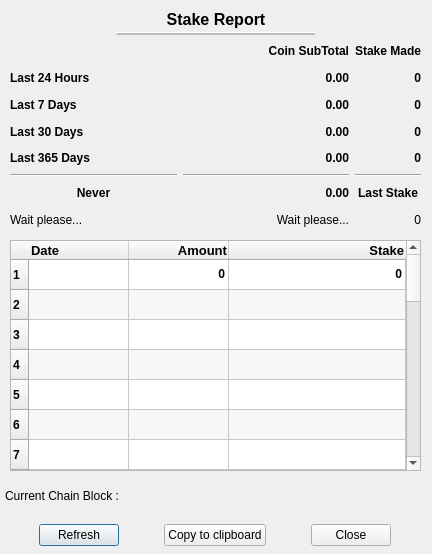
Before: the Qt Designer form src/qt/forms/stakereportdialog.ui in sherlockcoin/navajocoin, drawn with Qt 5.
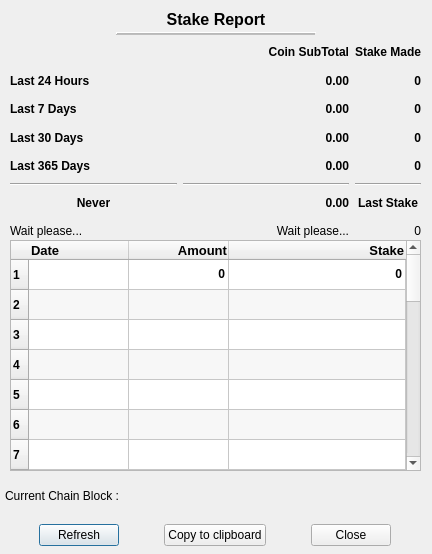
After: the same form once the commit is applied.

Commit message: Fix: Locked Stake Report Dialog Size

Diff of the .ui file:
```diff
--- a/src/qt/forms/stakereportdialog.ui
+++ b/src/qt/forms/stakereportdialog.ui
@@ -10,6 +10,18 @@
     <height>554</height>
    </rect>
   </property>
+  <property name="minimumSize">
+   <size>
+    <width>432</width>
+    <height>554</height>
+   </size>
+  </property>
+  <property name="maximumSize">
+   <size>
+    <width>432</width>
+    <height>554</height>
+   </size>
+  </property>
   <property name="windowTitle">
    <string>Stake Report</string>
   </property>
@@ -97,7 +109,7 @@
      <x>10</x>
      <y>40</y>
      <width>411</width>
-     <height>191</height>
+     <height>203</height>
     </rect>
    </property>
    <property name="font">
```
